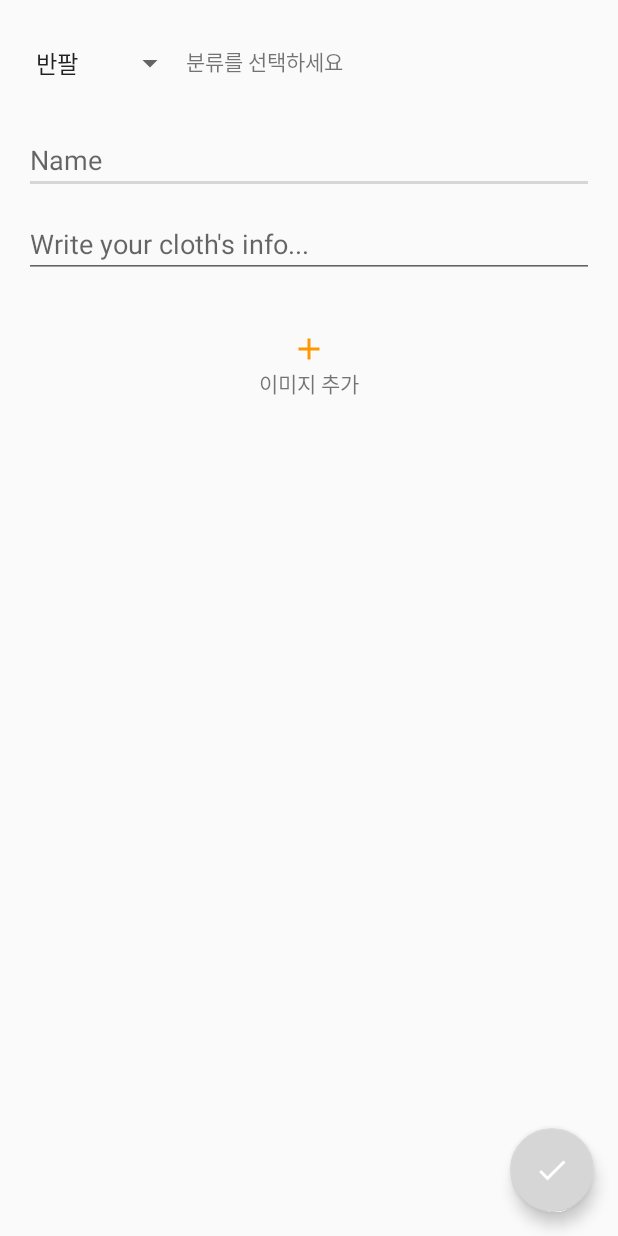
After one commit to ksuh0805/whattowear, an Android app: the layout activity_closet.xml on its own in the app's theme, with its tools: preview values and no code run, on a phone screen of 412 x 824 dp. The commit adds this screen. Run offline under Robolectric (Android 15) with nearby library versions, the phone set to English and light mode, and no system bars.

Commit message:
옷 정보 등록 기능 추가

```diff
--- /dev/null
+++ b/app/src/main/res/layout/activity_closet.xml
@@ -0,0 +1,76 @@
+<?xml version="1.0" encoding="utf-8"?>
+<RelativeLayout xmlns:android="http://schemas.android.com/apk/res/android"
+    xmlns:app="http://schemas.android.com/apk/res-auto"
+    xmlns:tools="http://schemas.android.com/tools"
+    android:layout_width="match_parent"
+    android:layout_height="match_parent">
+
+
+    <Spinner
+        android:layout_alignLeft="@+id/fieldName"
+        android:layout_marginTop="30dp"
+        android:id="@+id/spinner"
+        android:entries="@array/subject"
+        android:layout_width="wrap_content"
+        android:layout_height="wrap_content"
+        />
+    <TextView
+        android:layout_marginTop="30dp"
+        android:layout_toRightOf="@+id/spinner"
+        android:layout_width="wrap_content"
+        android:layout_height="wrap_content"
+        android:text="분류를 선택하세요"/>
+
+
+    <EditText
+        android:id="@+id/fieldName"
+        android:layout_width="match_parent"
+        android:layout_height="wrap_content"
+        android:layout_below="@id/spinner"
+        android:layout_marginBottom="5dp"
+        android:layout_marginLeft="16dp"
+        android:layout_marginRight="16dp"
+        android:layout_marginTop="30dp"
+        android:hint="Name"
+        android:maxLines="1" />
+
+    <EditText
+        android:id="@+id/fieldInfo"
+        android:layout_width="match_parent"
+        android:layout_height="wrap_content"
+        android:layout_below="@+id/fieldName"
+        android:layout_marginBottom="5dp"
+        android:layout_marginLeft="16dp"
+        android:layout_marginRight="16dp"
+        android:layout_marginTop="5dp"
+        android:hint="Write your cloth's info..."
+        android:inputType="textMultiLine"
+        android:maxLines="10"
+        android:scrollHorizontally="false" />
+
+    <com.google.android.material.floatingactionbutton.FloatingActionButton
+        android:id="@+id/fabSave"
+        android:layout_width="wrap_content"
+        android:layout_height="wrap_content"
+        android:layout_alignParentBottom="true"
+        android:layout_alignParentRight="true"
+        android:layout_margin="16dp"
+        android:src="@drawable/ic_check_black_24dp"/>
+
+    <ImageView
+        android:id="@+id/selectClothImage"
+        android:layout_width="wrap_content"
+        android:layout_height="wrap_content"
+        android:layout_below="@+id/fieldInfo"
+        android:layout_centerHorizontal="true"
+        android:layout_marginTop="30dp"
+        android:src="@drawable/add"
+        android:maxHeight="300dp" />
+
+    <TextView
+        android:layout_width="wrap_content"
+        android:layout_height="wrap_content"
+        android:layout_below="@+id/selectClothImage"
+        android:text="이미지 추가"
+        android:layout_centerHorizontal="true" />
+</RelativeLayout>
--- a/app/src/main/res/layout/activity_post_detail.xml
+++ b/app/src/main/res/layout/activity_post_detail.xml
@@ -20,7 +20,7 @@
         android:layout_below="@+id/postAuthorLayout"
         android:layout_centerHorizontal="true"
         android:layout_width="wrap_content"
-        android:layout_height="200dp"
+        android:layout_height="300dp"
         />
 
     <include
@@ -31,7 +31,7 @@
         android:layout_alignParentLeft="true"
         android:layout_below="@+id/postAuthorLayout"
         android:layout_marginLeft="5dp"
-        android:layout_marginTop="200dp" />
+        android:layout_marginTop="300dp" />
 
     <LinearLayout
         android:id="@+id/commentForm"
--- a/app/src/main/res/layout/fragment1.xml
+++ b/app/src/main/res/layout/fragment1.xml
@@ -81,7 +81,7 @@
         android:layout_gravity="bottom|right"
         android:layout_marginRight="12dp"
         app:backgroundTint="#FF9800"
-        android:layout_marginBottom="20dp"
+        android:layout_marginBottom="10dp"
         app:srcCompat="@drawable/check" />
 
 </LinearLayout>
--- /dev/null
+++ b/app/src/main/res/values/array.xml
@@ -0,0 +1,17 @@
+<?xml version="1.0" encoding="utf-8"?>
+<resources>
+    <string-array name="subject">
+        <item>반팔</item>
+        <item>민소매</item>
+        <item>반바지</item>
+        <item>긴팔</item>
+        <item>면바지</item>
+        <item>청바지</item>
+        <item>자켓</item>
+        <item>가디건</item>
+        <item>코트</item>
+        <item>패딩</item>
+        <item>모자</item>
+        <item>목도리</item>
+    </string-array>
+</resources>
```
Also changed, not shown: app/src/main/java/com/example/weatherwhat/ClosetActivity.java (added, +236 -0 lines), app/src/main/java/com/example/weatherwhat/Cloth.java (added, +43 -0 lines), app/src/main/java/com/example/weatherwhat/ClothViewHolder.java (added, +49 -0 lines), app/src/main/java/com/example/weatherwhat/Fragment2.java (+113 -1 lines), app/src/main/res/layout/cell.xml (added, +42 -0 lines), app/src/main/res/layout/fragment2.xml (+24 -2 lines).
